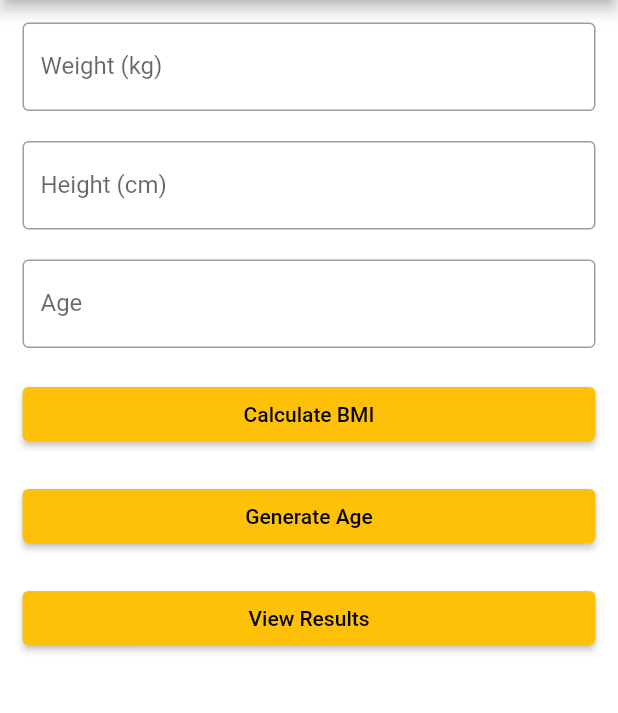
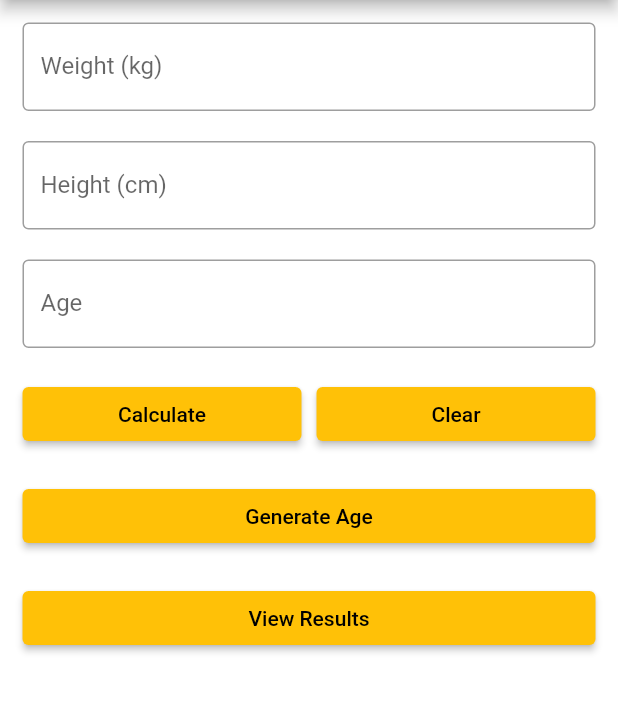
Before and after one commit to iralouisedavid/my-bmi-tracker, a Flutter app: the screen it shows after launch, on a phone screen of 412 x 824 dp, the part 84-797 px from its top. Run offline on Flutter 3.47's test engine with Material 2 defaults, Android fonts, the phone set to English and light mode, and no system bars; our stand-ins replace shared_preferences, sqflite; accounts and stored records are empty.

Commit message:
Add clear button to BMI calculator screen

```diff
--- a/lib/screens/bmi_calculator_screen.dart
+++ b/lib/screens/bmi_calculator_screen.dart
@@ -84,6 +84,9 @@ class _BMICalculatorScreenState extends State<BMICalculatorScreen> {
               validator: validateAge,
             ),
             const SizedBox(height: 20),
+            Row(
+              children: [
+                Expanded(child:
                   ElevatedButton(
                     onPressed: () {
                       if (_formKey.currentState!.validate()) {
@@ -93,10 +96,24 @@ class _BMICalculatorScreenState extends State<BMICalculatorScreen> {
                           //age: int.parse(_ageController.text),
                           age: _ageValueNotifier.value, // Use the value from ValueNotifier
                         );
-                  bmiCalculator.displayBMIResult(context);// Call displayBMIResult method here
+                        bmiCalculator.displayBMIResult(context); // Call displayBMIResult method here
                       }
                     },
-              child: const Text('Calculate BMI'),
+                    child: const Text('Calculate'),
+                  ),
+                ),
+                const SizedBox(width: 10),
+                Expanded(child:
+                  ElevatedButton(
+                    onPressed: () {
+                      _weightController.clear();
+                      _heightController.clear();
+                      _ageController.clear();
+                    },
+                    child: const Text('Clear'),
+                  ),
+                ),
+              ],
             ),
             const SizedBox(height: 20),
             ElevatedButton(
--- a/pubspec.yaml
+++ b/pubspec.yaml
@@ -2,7 +2,7 @@ name: bmi_calculator
 description: A BMI Calculator Flutter project.
 publish_to: 'none'
 
-version: 1.2.0
+version: 1.3.0
 
 environment:
   sdk: '>=2.19.3 <3.0.0'
```
Also changed, not shown: 1 other file. Lines whose indentation alone changed are shown as unchanged.
